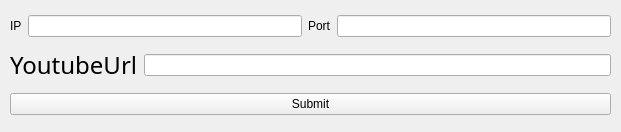
zeus83157/MPSystem, file Client/ClientUI.ui: the form before one commit.
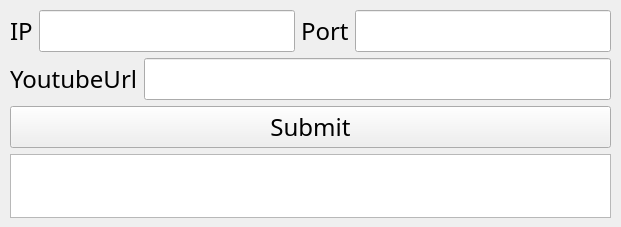
The form after the commit.

Commit message: 修改Client Layout

```diff
--- a/Client/ClientUI.ui
+++ b/Client/ClientUI.ui
@@ -7,9 +7,15 @@
     <x>0</x>
     <y>0</y>
     <width>621</width>
-    <height>132</height>
+    <height>227</height>
    </rect>
   </property>
+  <property name="font">
+   <font>
+    <family>Microsoft YaHei</family>
+    <pointsize>18</pointsize>
+   </font>
+  </property>
   <property name="windowTitle">
    <string>MPSystem-Client</string>
   </property>
@@ -19,7 +25,7 @@
      <x>10</x>
      <y>10</y>
      <width>601</width>
-     <height>111</height>
+     <height>208</height>
     </rect>
    </property>
    <layout class="QVBoxLayout" name="verticalLayout">
@@ -57,12 +63,6 @@
      <layout class="QHBoxLayout" name="horizontalLayout_2">
       <item>
        <widget class="QLabel" name="label">
-        <property name="font">
-         <font>
-          <family>Agency FB</family>
-          <pointsize>18</pointsize>
-         </font>
-        </property>
         <property name="text">
          <string>YoutubeUrl</string>
         </property>
@@ -80,6 +80,16 @@
       </property>
      </widget>
     </item>
+    <item>
+     <widget class="QTextEdit" name="CStextEdit">
+      <property name="font">
+       <font>
+        <family>Microsoft YaHei</family>
+        <pointsize>9</pointsize>
+       </font>
+      </property>
+     </widget>
+    </item>
    </layout>
   </widget>
  </widget>
```
Left out of the diff: 4 changed lines with no effect on the pictures. The commit also changes 1 other file.
